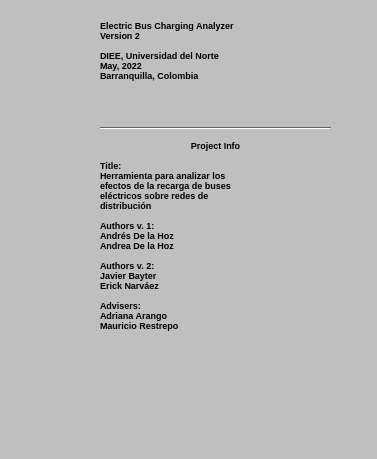
Qt form UI/About.ui (Potter-Gryffindor/Proyecto-Final) before a commit.
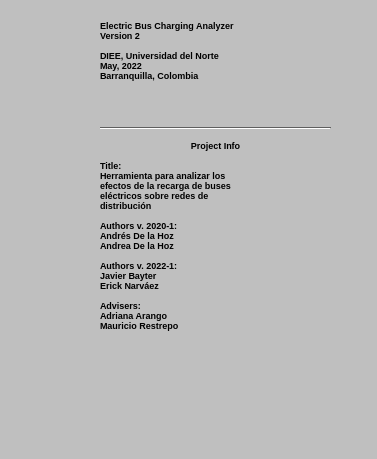
The same form after that commit. Icons and pictures are not drawn.

```diff
--- a/UI/About.ui
+++ b/UI/About.ui
@@ -580,11 +580,11 @@
 eléctricos sobre redes de
 distribución
 
-Authors v. 1:
+Authors v. 2020-1:
 Andrés De la Hoz
 Andrea De la Hoz
 
-Authors v. 2:
+Authors v. 2022-1:
 Javier Bayter
 Erick Narváez
 
```
